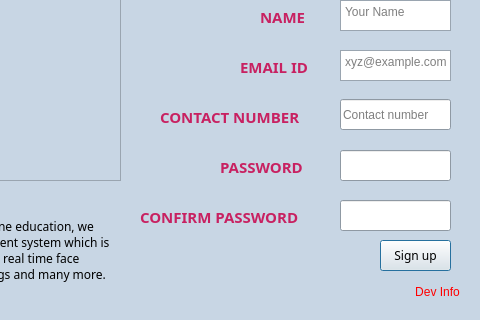
Qt form SignUpWindow.ui (sarthakforwet/Attendance-Record-Management-System) before a commit; both pictures show x 260 to 740 and y 120 to 440 of the 740 by 440 pixel window.
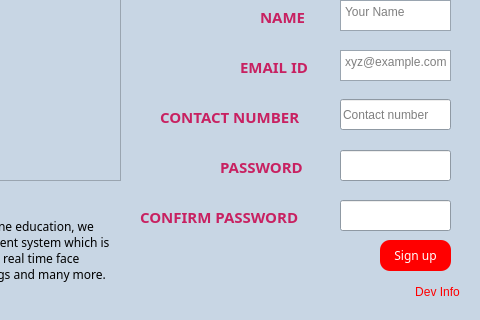
The same form after that commit. Icons and pictures are not drawn.

```diff
--- a/SignUpWindow.ui
+++ b/SignUpWindow.ui
@@ -161,7 +161,16 @@
        <colorrole role="WindowText">
         <brush brushstyle="SolidPattern">
          <color alpha="255">
-          <red>0</red>
+          <red>255</red>
+          <green>255</green>
+          <blue>255</blue>
+         </color>
+        </brush>
+       </colorrole>
+       <colorrole role="Button">
+        <brush brushstyle="SolidPattern">
+         <color alpha="255">
+          <red>255</red>
           <green>0</green>
           <blue>0</blue>
          </color>
@@ -197,16 +206,34 @@
        <colorrole role="Text">
         <brush brushstyle="SolidPattern">
          <color alpha="255">
-          <red>0</red>
-          <green>0</green>
-          <blue>0</blue>
+          <red>255</red>
+          <green>255</green>
+          <blue>255</blue>
          </color>
         </brush>
        </colorrole>
        <colorrole role="ButtonText">
         <brush brushstyle="SolidPattern">
          <color alpha="255">
-          <red>0</red>
+          <red>255</red>
+          <green>255</green>
+          <blue>255</blue>
+         </color>
+        </brush>
+       </colorrole>
+       <colorrole role="Base">
+        <brush brushstyle="SolidPattern">
+         <color alpha="255">
+          <red>255</red>
+          <green>0</green>
+          <blue>0</blue>
+         </color>
+        </brush>
+       </colorrole>
+       <colorrole role="Window">
+        <brush brushstyle="SolidPattern">
+         <color alpha="255">
+          <red>255</red>
           <green>0</green>
           <blue>0</blue>
          </color>
@@ -226,7 +253,16 @@
        <colorrole role="WindowText">
         <brush brushstyle="SolidPattern">
          <color alpha="255">
-          <red>0</red>
+          <red>255</red>
+          <green>255</green>
+          <blue>255</blue>
+         </color>
+        </brush>
+       </colorrole>
+       <colorrole role="Button">
+        <brush brushstyle="SolidPattern">
+         <color alpha="255">
+          <red>255</red>
           <green>0</green>
           <blue>0</blue>
          </color>
@@ -262,16 +298,34 @@
        <colorrole role="Text">
         <brush brushstyle="SolidPattern">
          <color alpha="255">
-          <red>0</red>
-          <green>0</green>
-          <blue>0</blue>
+          <red>255</red>
+          <green>255</green>
+          <blue>255</blue>
          </color>
         </brush>
        </colorrole>
        <colorrole role="ButtonText">
         <brush brushstyle="SolidPattern">
          <color alpha="255">
-          <red>0</red>
+          <red>255</red>
+          <green>255</green>
+          <blue>255</blue>
+         </color>
+        </brush>
+       </colorrole>
+       <colorrole role="Base">
+        <brush brushstyle="SolidPattern">
+         <color alpha="255">
+          <red>255</red>
+          <green>0</green>
+          <blue>0</blue>
+         </color>
+        </brush>
+       </colorrole>
+       <colorrole role="Window">
+        <brush brushstyle="SolidPattern">
+         <color alpha="255">
+          <red>255</red>
           <green>0</green>
           <blue>0</blue>
          </color>
@@ -291,9 +345,18 @@
        <colorrole role="WindowText">
         <brush brushstyle="SolidPattern">
          <color alpha="255">
-          <red>253</red>
-          <green>253</green>
-          <blue>253</blue>
+          <red>255</red>
+          <green>255</green>
+          <blue>255</blue>
+         </color>
+        </brush>
+       </colorrole>
+       <colorrole role="Button">
+        <brush brushstyle="SolidPattern">
+         <color alpha="255">
+          <red>255</red>
+          <green>0</green>
+          <blue>0</blue>
          </color>
         </brush>
        </colorrole>
@@ -327,18 +390,36 @@
        <colorrole role="Text">
         <brush brushstyle="SolidPattern">
          <color alpha="255">
-          <red>253</red>
-          <green>253</green>
-          <blue>253</blue>
+          <red>255</red>
+          <green>255</green>
+          <blue>255</blue>
          </color>
         </brush>
        </colorrole>
        <colorrole role="ButtonText">
         <brush brushstyle="SolidPattern">
          <color alpha="255">
-          <red>253</red>
-          <green>253</green>
-          <blue>253</blue>
+          <red>255</red>
+          <green>255</green>
+          <blue>255</blue>
+         </color>
+        </brush>
+       </colorrole>
+       <colorrole role="Base">
+        <brush brushstyle="SolidPattern">
+         <color alpha="255">
+          <red>255</red>
+          <green>0</green>
+          <blue>0</blue>
+         </color>
+        </brush>
+       </colorrole>
+       <colorrole role="Window">
+        <brush brushstyle="SolidPattern">
+         <color alpha="255">
+          <red>255</red>
+          <green>0</green>
+          <blue>0</blue>
          </color>
         </brush>
        </colorrole>
@@ -360,6 +441,13 @@
       <pointsize>9</pointsize>
      </font>
     </property>
+    <property name="styleSheet">
+     <string notr="true">QPushButton{
+	background-color:rgb(255,0,0);
+	border-radius:10px;
+	color:#FFFFFF;
+}</string>
+    </property>
     <property name="text">
      <string>Sign up</string>
     </property>
```
